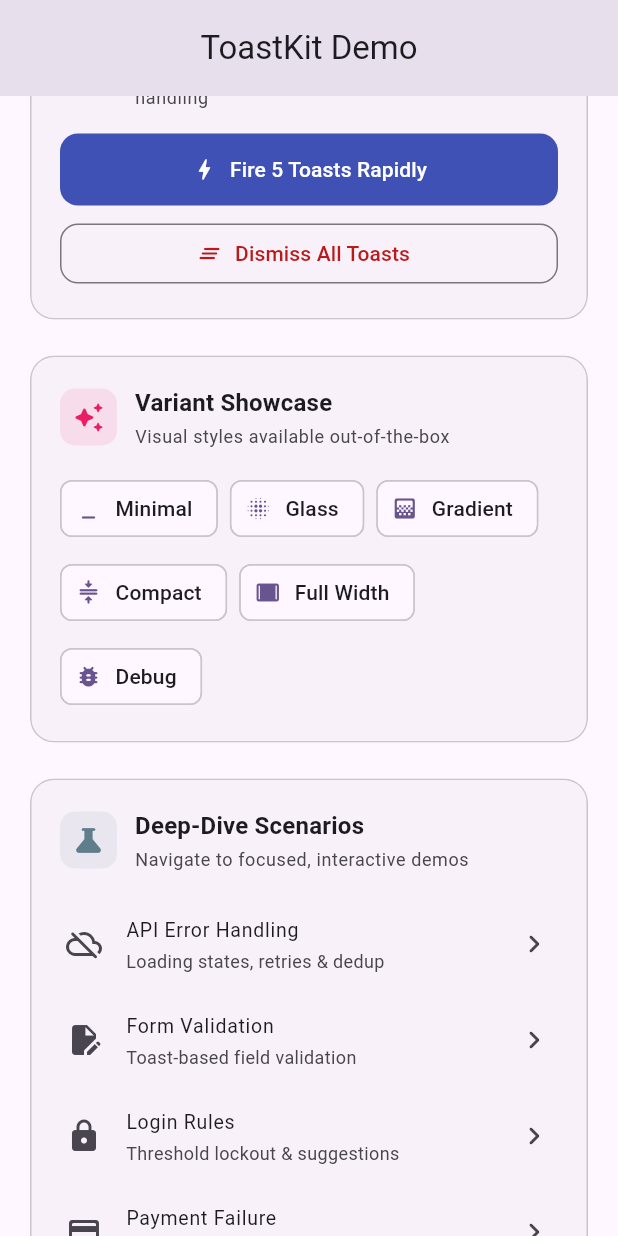
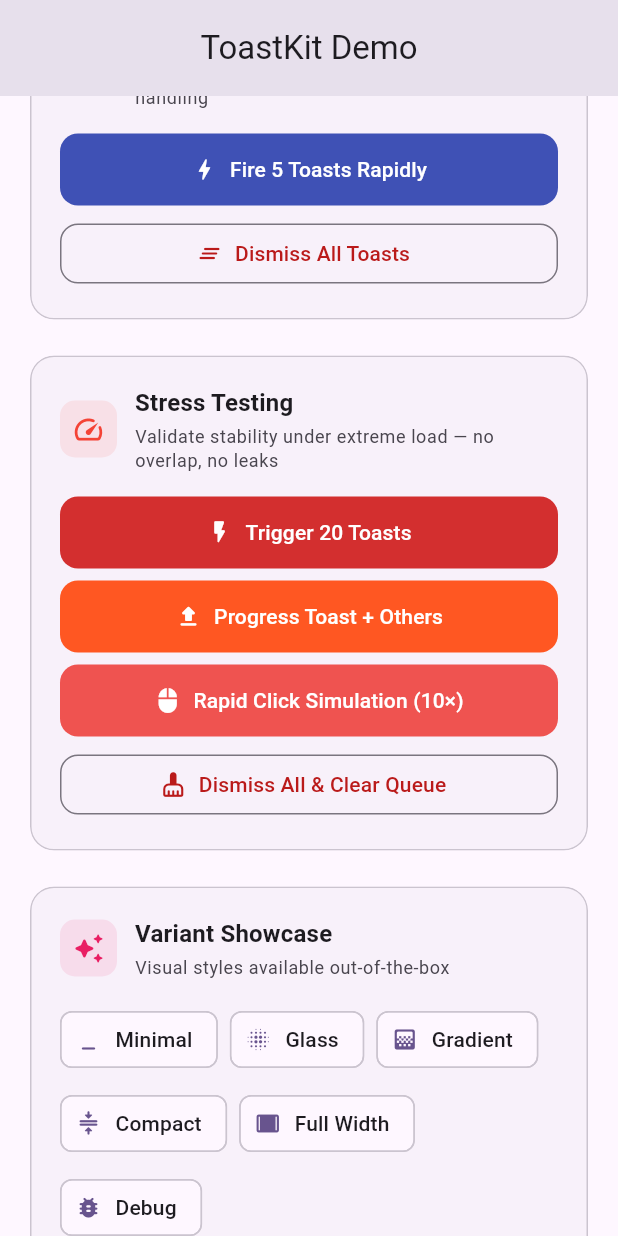
Before and after one commit to yasersabri580-oss/toast-kit, a Flutter app: the screen it shows after launch, scrolled down 1152 dp, on a phone screen of 412 x 824 dp. Run offline on Flutter 3.47's test engine with Material 3 defaults, Android fonts, the phone set to English and light mode, and no system bars.

Commit message:
feat(example): add stress test section with 20-toast burst, progress demo, and rapid click simulation
Agent-Logs-Url: https://github.com/yasersabri580-oss/toast-kit/sessions/73c451a7-a2c5-4cef-b673-b8c07b66623a

Co-authored-by: yasersabri580-oss <268882798+yasersabri580-oss@users.noreply.github.com>

```diff
--- a/example/lib/main.dart
+++ b/example/lib/main.dart
@@ -131,10 +131,14 @@ class _ToastKitExampleAppState extends State<ToastKitExampleApp> {
           maxVisibleToasts: 3,
           enableQueue: true,
           queueMode: QueueMode.fifo,
+          maxQueueSize: 50,
+          globalRateLimit: Duration(milliseconds: 150),
         ),
         routerConfig: const RouterConfig(
           enableDeduplication: true,
           deduplicationWindow: Duration(seconds: 2),
+          enableThrottling: true,
+          throttleInterval: Duration(milliseconds: 300),
         ),
         channels: [
           ToastChannel.auth,
--- a/example/lib/screens/demo_screen.dart
+++ b/example/lib/screens/demo_screen.dart
@@ -135,6 +135,58 @@ class _DemoScreenState extends State<DemoScreen> {
         ToastType.info => Icons.info_rounded,
         _ => Icons.notifications_rounded,
       };
+
+  // ---------------------------------------------------------------------------
+  // Stress test helpers
+  // ---------------------------------------------------------------------------
+
+  /// Fire 20 toasts as fast as possible to validate queue / overlay stability.
+  void _stressTest20Toasts() {
+    const types = [
+      ToastType.success,
+      ToastType.error,
+      ToastType.warning,
+      ToastType.info,
+    ];
+    for (int i = 0; i < 20; i++) {
+      final type = types[i % types.length];
+      ToastKit.show(ToastEvent(
+        type: type,
+        message: 'Stress toast #${i + 1}',
+        icon: _iconForType(type),
+      ));
+    }
+  }
+
+  /// Simulate rapid progress toast demo — start a progress upload, then
+  /// quickly trigger additional toasts to verify exclusivity.
+  Future<void> _progressToastStressTest() async {
+    final ctrl = ToastKit.showLoading('Uploading file…');
+
+    // Simulate progress updates.
+    for (int pct = 0; pct <= 100; pct += 20) {
+      await Future.delayed(const Duration(milliseconds: 400));
+      ctrl.update(
+        progressValue: pct / 100.0,
+        message: 'Uploading… $pct%',
+      );
+    }
+    ctrl.success('Upload complete!');
+
+    // Fire a few more toasts immediately to verify no overlap.
+    await Future.delayed(const Duration(milliseconds: 200));
+    ToastKit.success('Next action ready');
+  }
+
+  /// Simulate rapid identical clicks (dedup + rate limiting validation).
+  void _rapidClickSimulation() {
+    for (int i = 0; i < 10; i++) {
+      ToastKit.show(ToastEvent.error(
+        message: 'Rapid click error',
+        deduplicationKey: 'rapid-click',
+      ));
+    }
+  }
 
   // ---------------------------------------------------------------------------
   // Build
@@ -296,7 +348,57 @@ class _DemoScreenState extends State<DemoScreen> {
 
                 const SizedBox(height: 16),
 
-                // ---- 5. Variant Showcase ----
+                // ---- 4b. Stress Testing ----
+                SectionCard(
+                  title: 'Stress Testing',
+                  subtitle:
+                      'Validate stability under extreme load — no overlap, '
+                      'no leaks',
+                  icon: Icons.speed_rounded,
+                  iconColor: Colors.red,
+                  children: [
+                    ActionButton(
+                      label: 'Trigger 20 Toasts',
+                      icon: Icons.flash_on_rounded,
+                      onPressed: _stressTest20Toasts,
+                      color: Colors.red.shade700,
+                    ),
+                    const SizedBox(height: 8),
+                    ActionButton(
+                      label: 'Progress Toast + Others',
+                      icon: Icons.upload_rounded,
+                      onPressed: _progressToastStressTest,
+                      color: Colors.deepOrange,
+                    ),
+                    const SizedBox(height: 8),
+                    ActionButton(
+                      label: 'Rapid Click Simulation (10×)',
+                      icon: Icons.mouse_rounded,
+                      onPressed: _rapidClickSimulation,
+                      color: Colors.red.shade400,
+                    ),
+                    const SizedBox(height: 8),
+                    SizedBox(
+                      width: double.infinity,
+                      child: OutlinedButton.icon(
+                        onPressed: () {
+                          ToastKit.dismissAll();
+                          ToastKit.info('All toasts dismissed & queue cleared');
+                        },
+                        icon: const Icon(
+                          Icons.cleaning_services_rounded,
+                          size: 18,
+                        ),
+                        label: const Text('Dismiss All & Clear Queue'),
+                        style: OutlinedButton.styleFrom(
+                          foregroundColor: Theme.of(context).colorScheme.error,
+                        ),
+                      ),
+                    ),
+                  ],
+                ),
+
+                const SizedBox(height: 16),
                 SectionCard(
                   title: 'Variant Showcase',
                   subtitle: 'Visual styles available out-of-the-box',
```
